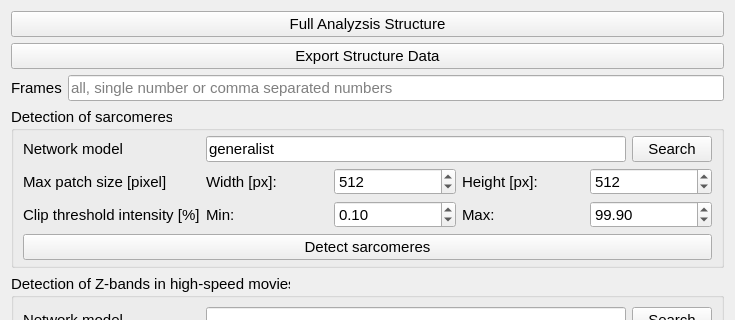
First picture: the form in sarcasm_app/ui-files/parameters_structure_analysis.ui, repository danihae/SarcAsM, before the edit; both pictures show x 0 to 735 and y 0 to 320 of the 735 by 1488 pixel window.
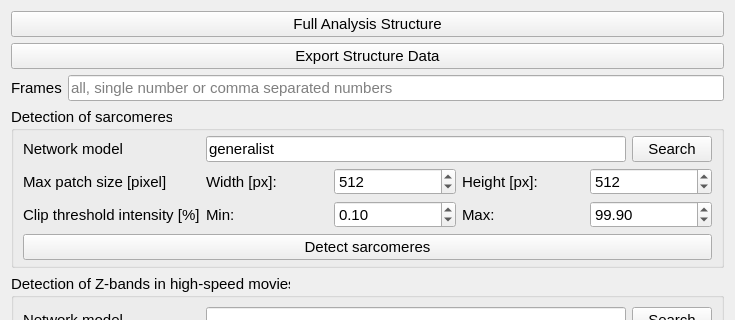
Second picture: the form after the edit.

```diff
--- a/sarcasm_app/ui-files/parameters_structure_analysis.ui
+++ b/sarcasm_app/ui-files/parameters_structure_analysis.ui
@@ -25,7 +25,7 @@
       <string>execute all of the below functions except cell mask prediction (check the parameters before)</string>
      </property>
      <property name="text">
-      <string>Full Analyzsis Structure</string>
+      <string>Full Analysis Structure</string>
      </property>
     </widget>
    </item>
```
